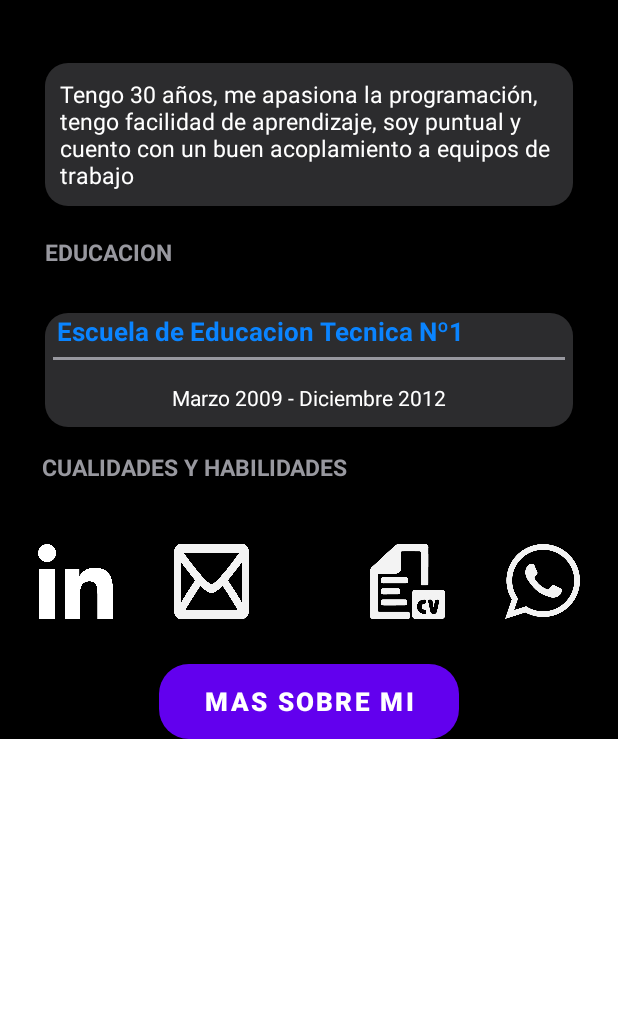
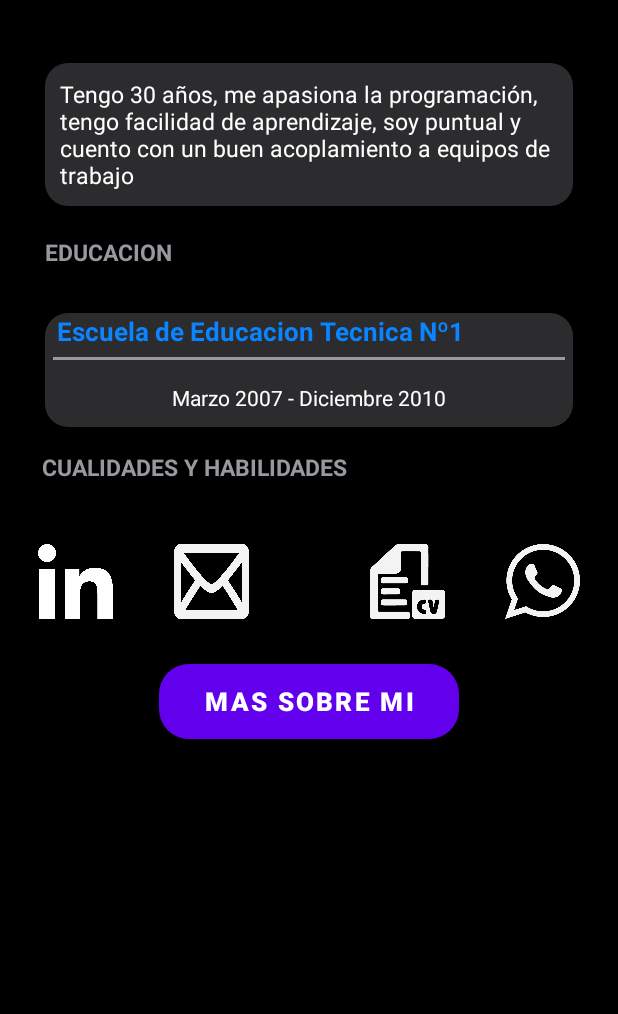
Before and after one commit to KevinMaggio/Curriculum2.0, an Android app: the fragment SobreMi shown on its own in the app's theme, on a phone screen of 412 x 824 dp, the part 222-1236 px from its top. Run offline under Robolectric (Android 15) with nearby library versions, the phone set to English and light mode, and no system bars.

Commit message:
pequeños arreglos

```diff
--- a/app/src/main/res/layout/fragment_curriculum.xml
+++ b/app/src/main/res/layout/fragment_curriculum.xml
@@ -4,7 +4,7 @@
     xmlns:app="http://schemas.android.com/apk/res-auto"
     xmlns:tools="http://schemas.android.com/tools"
     android:layout_width="match_parent"
-    android:layout_height="wrap_content"
+    android:layout_height="match_parent"
     android:background="@color/black">
 
     <androidx.constraintlayout.widget.ConstraintLayout
--- a/app/src/main/res/layout/fragment_sobre_mi.xml
+++ b/app/src/main/res/layout/fragment_sobre_mi.xml
@@ -4,7 +4,7 @@
     xmlns:app="http://schemas.android.com/apk/res-auto"
     xmlns:tools="http://schemas.android.com/tools"
     android:layout_width="match_parent"
-    android:layout_height="wrap_content"
+    android:layout_height="match_parent"
     android:background="@color/black">
 
     <androidx.constraintlayout.widget.ConstraintLayout
@@ -156,7 +156,7 @@
                 android:layout_height="wrap_content"
                 android:layout_gravity="center|top"
                 android:padding="10dp"
-                android:text="Marzo 2009 - Diciembre 2012"
+                android:text="Marzo 2007 - Diciembre 2010"
                 android:textColor="@color/white" />
 
 
```
